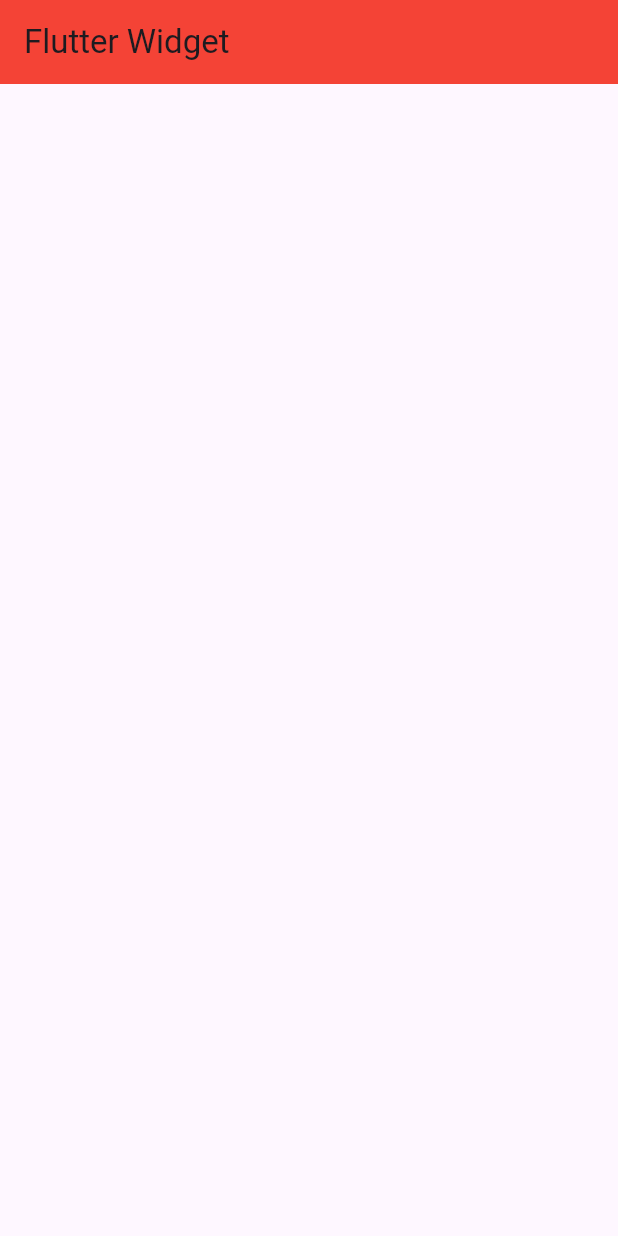
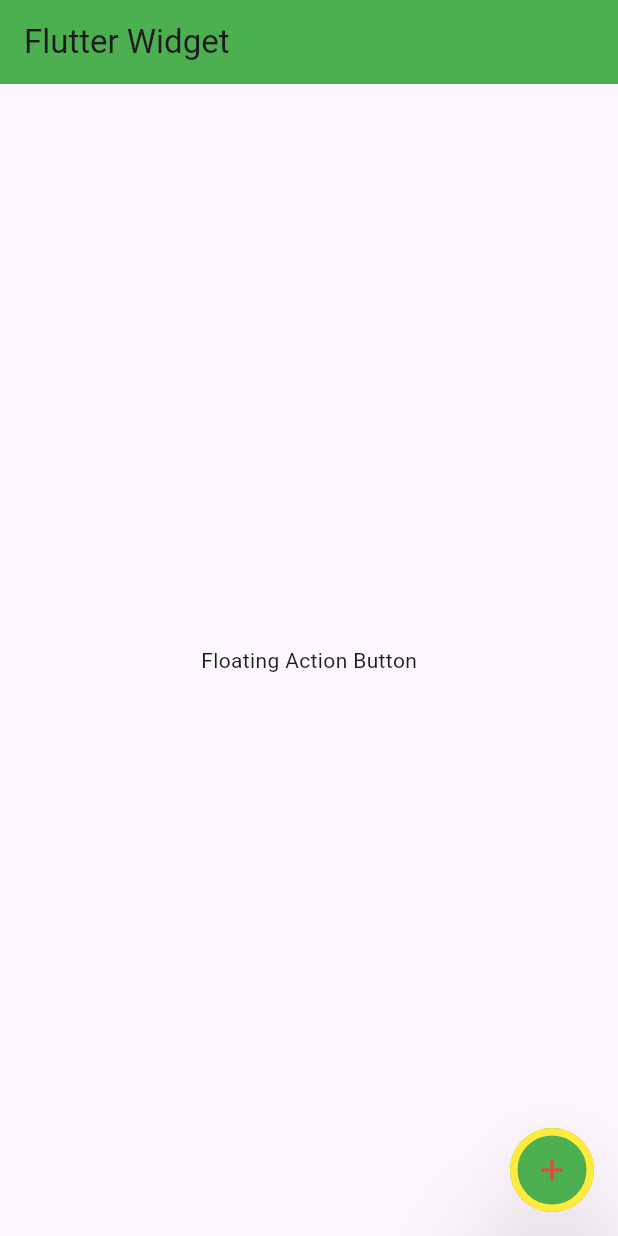
Before and after one commit to emon22830/fFutter_Widget, a Flutter app: the screen it shows after launch, on a phone screen of 412 x 824 dp. Run offline on Flutter 3.47's test engine with Material 3 defaults, Android fonts, the phone set to English and light mode, and no system bars.

Commit message:
Floating Action Button

```diff
--- a/lib/main.dart
+++ b/lib/main.dart
@@ -1,6 +1,6 @@
 import 'package:flutter/material.dart';
 
-void main(){
+void main() {
   runApp(MyApp());
 }
 
@@ -10,12 +10,30 @@ class MyApp extends StatelessWidget {
   @override
   Widget build(BuildContext context) {
     return MaterialApp(
+      debugShowCheckedModeBanner: false,
       home: Scaffold(
         appBar: AppBar(
-          backgroundColor: Colors.red,
+          backgroundColor: Colors.green,
           title: Text('Flutter Widget'),
         ),
-
+        body: Center(
+          child: Text('Floating Action Button'),
+        ),
+        // floatingActionButtonLocation: FloatingActionButtonLocation.startTop,
+        floatingActionButton: FloatingActionButton(
+          child: Icon(
+            Icons.add,
+            color: Colors.red,
+          ),
+          backgroundColor: Colors.green,
+          shape: RoundedRectangleBorder(
+            side: BorderSide(width: 5, color: Colors.yellow),
+            borderRadius: BorderRadius.all(Radius.circular(100)),
+          ),
+          onPressed: () {},
+          elevation: 40,
+          highlightElevation: 50,
+        ),
       ),
     );
   }
```
